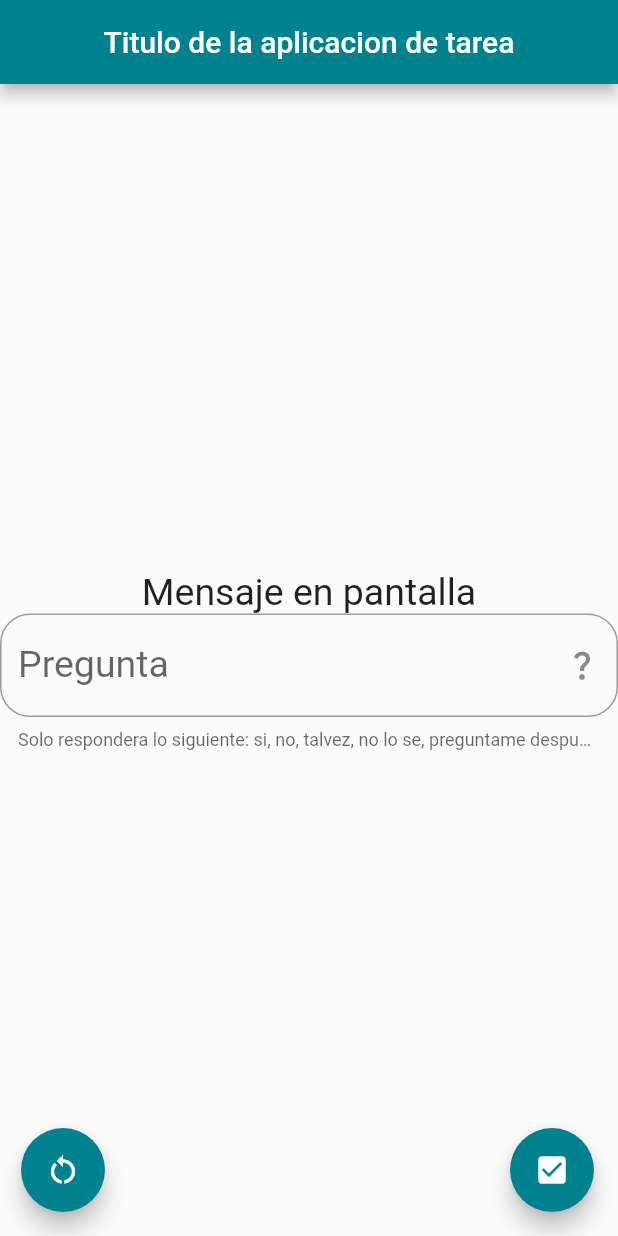
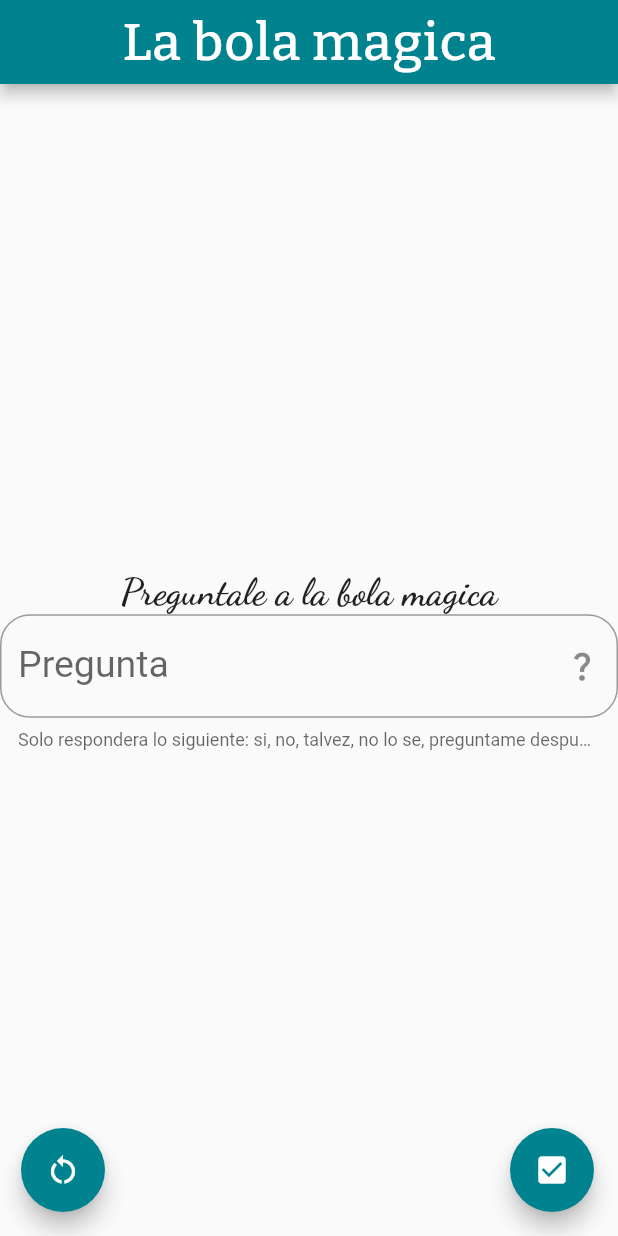
Before and after one commit to REV09/bolaMagicaFlutter, a Flutter app: the screen it shows after launch, on a phone screen of 412 x 824 dp. Run offline on Flutter 3.47's test engine with Material 2 defaults, Android fonts, the phone set to English and light mode, and no system bars; our stand-ins replace google_fonts.

Commit message:
cambio de fuentes

```diff
--- a/lib/src/pages/pagina_inicio.dart
+++ b/lib/src/pages/pagina_inicio.dart
@@ -1,4 +1,5 @@
 import 'package:flutter/material.dart';
+import 'package:google_fonts/google_fonts.dart';
 
 class PaginaInicio extends StatefulWidget {
   @override
@@ -7,6 +8,7 @@ class PaginaInicio extends StatefulWidget {
 
 class _PaginaInicioState extends State<PaginaInicio> {
   final _styleText = TextStyle(fontSize: 25);
+  final _tituloStyle = TextStyle(fontSize: 35, letterSpacing: 0.6);
   TextEditingController controladorPregunta = new TextEditingController();
 
   @override
@@ -15,7 +17,8 @@ class _PaginaInicioState extends State<PaginaInicio> {
 
     return Scaffold(
       appBar: AppBar(
-        title: Text("Titulo de la aplicacion de tarea"),
+        title: Text("La bola magica",
+            style: GoogleFonts.getFont('Bitter', textStyle: _tituloStyle)),
         centerTitle: true,
         backgroundColor: Colors.cyan.shade800,
       ),
@@ -24,8 +27,9 @@ class _PaginaInicioState extends State<PaginaInicio> {
         mainAxisAlignment: MainAxisAlignment.center,
         children: <Widget>[
           Text(
-            'Mensaje en pantalla',
-            style: _styleText,
+            'Preguntale a la bola magica',
+            style: GoogleFonts.getFont('Dancing Script',
+                textStyle: _styleText, fontWeight: FontWeight.w700),
           ),
           TextField(
               style: _styleText,
--- a/pubspec.yaml
+++ b/pubspec.yaml
@@ -34,6 +34,7 @@ dependencies:
   # The following adds the Cupertino Icons font to your application.
   # Use with the CupertinoIcons class for iOS style icons.
   cupertino_icons: ^1.0.2
+  google_fonts: ^3.0.1
 
 dev_dependencies:
   flutter_test:
```
Also changed, not shown: pubspec.lock, 1 other file.
